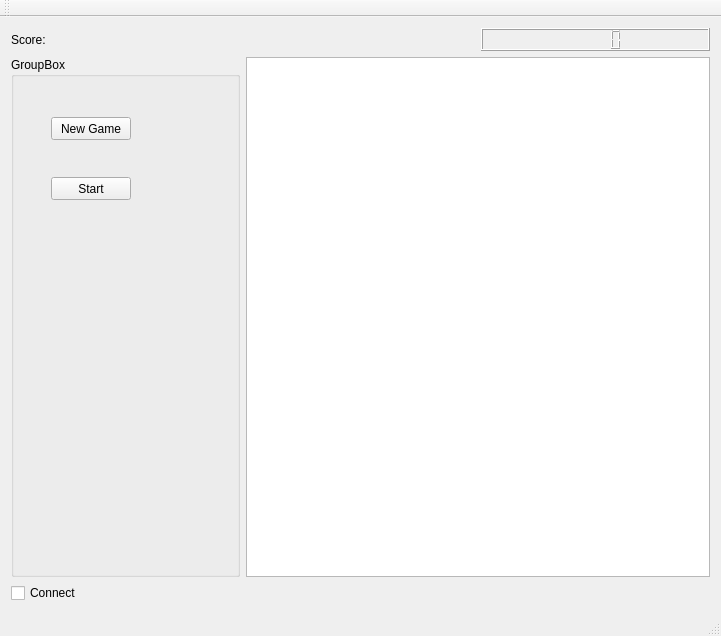
Qt form mainwindow.ui (kaajo/WccPong) before a commit.
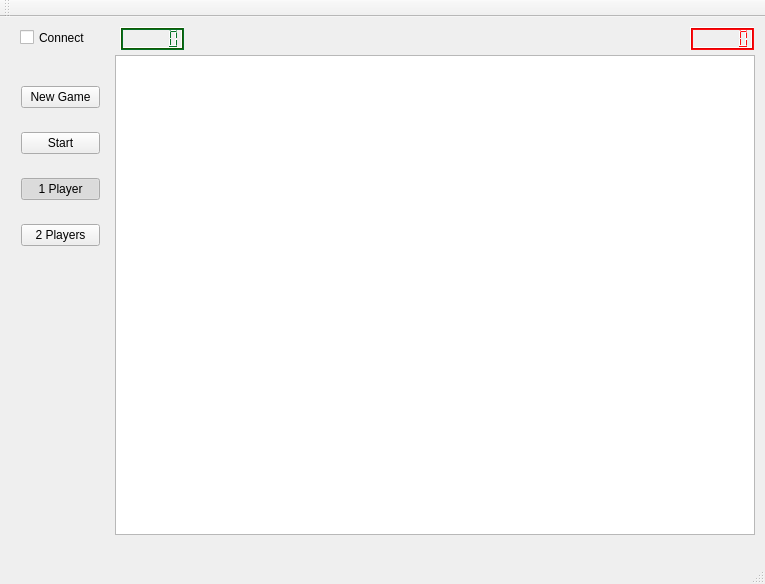
The same form after that commit.

```diff
--- a/mainwindow.ui
+++ b/mainwindow.ui
@@ -6,62 +6,310 @@
    <rect>
     <x>0</x>
     <y>0</y>
-    <width>721</width>
-    <height>636</height>
+    <width>765</width>
+    <height>584</height>
    </rect>
   </property>
+  <property name="minimumSize">
+   <size>
+    <width>765</width>
+    <height>584</height>
+   </size>
+  </property>
   <property name="windowTitle">
-   <string>MainWindow</string>
+   <string>WebCamCap PONG</string>
+  </property>
+  <property name="autoFillBackground">
+   <bool>false</bool>
+  </property>
+  <property name="dockOptions">
+   <set>QMainWindow::AllowTabbedDocks|QMainWindow::AnimatedDocks</set>
   </property>
   <widget class="QWidget" name="centralWidget">
-   <layout class="QGridLayout" name="gridLayout">
-    <item row="0" column="2">
-     <widget class="QLCDNumber" name="lcdNumber"/>
-    </item>
-    <item row="3" column="0">
-     <widget class="QCheckBox" name="checkBox">
-      <property name="text">
-       <string>Connect</string>
-      </property>
-     </widget>
-    </item>
-    <item row="2" column="1" colspan="2">
-     <widget class="QGraphicsView" name="boardView"/>
-    </item>
-    <item row="0" column="0">
-     <widget class="QLabel" name="label">
-      <property name="text">
-       <string>Score:</string>
-      </property>
-     </widget>
-    </item>
-    <item row="2" column="0">
-     <widget class="QGroupBox" name="groupBox">
-      <property name="title">
-       <string>GroupBox</string>
-      </property>
-      <widget class="QPushButton" name="pushButton">
-       <property name="geometry">
-        <rect>
-         <x>40</x>
-         <y>60</y>
-         <width>80</width>
-         <height>23</height>
-        </rect>
-       </property>
+   <widget class="QLCDNumber" name="lcdNumber">
+    <property name="geometry">
+     <rect>
+      <x>120</x>
+      <y>10</y>
+      <width>64</width>
+      <height>23</height>
+     </rect>
+    </property>
+    <property name="sizePolicy">
+     <sizepolicy hsizetype="Fixed" vsizetype="Fixed">
+      <horstretch>0</horstretch>
+      <verstretch>0</verstretch>
+     </sizepolicy>
+    </property>
+    <property name="palette">
+     <palette>
+      <active>
+       <colorrole role="WindowText">
+        <brush brushstyle="SolidPattern">
+         <color alpha="255">
+          <red>0</red>
+          <green>0</green>
+          <blue>0</blue>
+         </color>
+        </brush>
+       </colorrole>
+       <colorrole role="Button">
+        <brush brushstyle="SolidPattern">
+         <color alpha="255">
+          <red>35</red>
+          <green>34</green>
+          <blue>34</blue>
+         </color>
+        </brush>
+       </colorrole>
+       <colorrole role="Midlight">
+        <brush brushstyle="SolidPattern">
+         <color alpha="255">
+          <red>39</red>
+          <green>38</green>
+          <blue>37</blue>
+         </color>
+        </brush>
+       </colorrole>
+       <colorrole role="Dark">
+        <brush brushstyle="SolidPattern">
+         <color alpha="255">
+          <red>4</red>
+          <green>113</green>
+          <blue>38</blue>
+         </color>
+        </brush>
+       </colorrole>
+       <colorrole role="Mid">
+        <brush brushstyle="SolidPattern">
+         <color alpha="255">
+          <red>18</red>
+          <green>90</green>
+          <blue>4</blue>
+         </color>
+        </brush>
+       </colorrole>
+       <colorrole role="Text">
+        <brush brushstyle="SolidPattern">
+         <color alpha="255">
+          <red>0</red>
+          <green>0</green>
+          <blue>0</blue>
+         </color>
+        </brush>
+       </colorrole>
+       <colorrole role="ButtonText">
+        <brush brushstyle="SolidPattern">
+         <color alpha="255">
+          <red>0</red>
+          <green>0</green>
+          <blue>0</blue>
+         </color>
+        </brush>
+       </colorrole>
+      </active>
+      <inactive>
+       <colorrole role="WindowText">
+        <brush brushstyle="SolidPattern">
+         <color alpha="255">
+          <red>0</red>
+          <green>0</green>
+          <blue>0</blue>
+         </color>
+        </brush>
+       </colorrole>
+       <colorrole role="Button">
+        <brush brushstyle="SolidPattern">
+         <color alpha="255">
+          <red>35</red>
+          <green>34</green>
+          <blue>34</blue>
+         </color>
+        </brush>
+       </colorrole>
+       <colorrole role="Midlight">
+        <brush brushstyle="SolidPattern">
+         <color alpha="255">
+          <red>39</red>
+          <green>38</green>
+          <blue>37</blue>
+         </color>
+        </brush>
+       </colorrole>
+       <colorrole role="Dark">
+        <brush brushstyle="SolidPattern">
+         <color alpha="255">
+          <red>4</red>
+          <green>113</green>
+          <blue>38</blue>
+         </color>
+        </brush>
+       </colorrole>
+       <colorrole role="Mid">
+        <brush brushstyle="SolidPattern">
+         <color alpha="255">
+          <red>18</red>
+          <green>90</green>
+          <blue>4</blue>
+         </color>
+        </brush>
+       </colorrole>
+       <colorrole role="Text">
+        <brush brushstyle="SolidPattern">
+         <color alpha="255">
+          <red>0</red>
+          <green>0</green>
+          <blue>0</blue>
+         </color>
+        </brush>
+       </colorrole>
+       <colorrole role="ButtonText">
+        <brush brushstyle="SolidPattern">
+         <color alpha="255">
+          <red>0</red>
+          <green>0</green>
+          <blue>0</blue>
+         </color>
+        </brush>
+       </colorrole>
+      </inactive>
+      <disabled>
+       <colorrole role="WindowText">
+        <brush brushstyle="SolidPattern">
+         <color alpha="255">
+          <red>4</red>
+          <green>113</green>
+          <blue>38</blue>
+         </color>
+        </brush>
+       </colorrole>
+       <colorrole role="Button">
+        <brush brushstyle="SolidPattern">
+         <color alpha="255">
+          <red>35</red>
+          <green>34</green>
+          <blue>34</blue>
+         </color>
+        </brush>
+       </colorrole>
+       <colorrole role="Midlight">
+        <brush brushstyle="SolidPattern">
+         <color alpha="255">
+          <red>39</red>
+          <green>38</green>
+          <blue>37</blue>
+         </color>
+        </brush>
+       </colorrole>
+       <colorrole role="Dark">
+        <brush brushstyle="SolidPattern">
+         <color alpha="255">
+          <red>4</red>
+          <green>113</green>
+          <blue>38</blue>
+         </color>
+        </brush>
+       </colorrole>
+       <colorrole role="Mid">
+        <brush brushstyle="SolidPattern">
+         <color alpha="255">
+          <red>18</red>
+          <green>90</green>
+          <blue>4</blue>
+         </color>
+        </brush>
+       </colorrole>
+       <colorrole role="Text">
+        <brush brushstyle="SolidPattern">
+         <color alpha="255">
+          <red>4</red>
+          <green>113</green>
+          <blue>38</blue>
+         </color>
+        </brush>
+       </colorrole>
+       <colorrole role="ButtonText">
+        <brush brushstyle="SolidPattern">
+         <color alpha="255">
+          <red>4</red>
+          <green>113</green>
+          <blue>38</blue>
+         </color>
+        </brush>
+       </colorrole>
+      </disabled>
+     </palette>
+    </property>
+    <property name="midLineWidth">
+     <number>1</number>
+    </property>
+    <property name="smallDecimalPoint">
+     <bool>true</bool>
+    </property>
+    <property name="segmentStyle">
+     <enum>QLCDNumber::Outline</enum>
+    </property>
+   </widget>
+   <widget class="QGraphicsView" name="boardView">
+    <property name="geometry">
+     <rect>
+      <x>115</x>
+      <y>38</y>
+      <width>640</width>
+      <height>480</height>
+     </rect>
+    </property>
+    <property name="sizePolicy">
+     <sizepolicy hsizetype="Preferred" vsizetype="Preferred">
+      <horstretch>0</horstretch>
+      <verstretch>0</verstretch>
+     </sizepolicy>
+    </property>
+    <property name="minimumSize">
+     <size>
+      <width>320</width>
+      <height>240</height>
+     </size>
+    </property>
+    <property name="baseSize">
+     <size>
+      <width>320</width>
+      <height>240</height>
+     </size>
+    </property>
+   </widget>
+   <widget class="QCheckBox" name="checkBox">
+    <property name="geometry">
+     <rect>
+      <x>20</x>
+      <y>10</y>
+      <width>75</width>
+      <height>21</height>
+     </rect>
+    </property>
+    <property name="text">
+     <string>Connect</string>
+    </property>
+   </widget>
+   <widget class="QWidget" name="verticalLayoutWidget">
+    <property name="geometry">
+     <rect>
+      <x>10</x>
+      <y>40</y>
+      <width>101</width>
+      <height>221</height>
+     </rect>
+    </property>
+    <layout class="QVBoxLayout" name="verticalLayout">
+     <item>
+      <widget class="QPushButton" name="NewGame">
        <property name="text">
         <string>New Game</string>
        </property>
       </widget>
+     </item>
+     <item>
       <widget class="QPushButton" name="Start">
-       <property name="geometry">
-        <rect>
-         <x>40</x>
-         <y>120</y>
-         <width>80</width>
-         <height>23</height>
-        </rect>
-       </property>
        <property name="text">
         <string>Start</string>
        </property>
@@ -69,9 +317,277 @@
         <bool>true</bool>
        </property>
       </widget>
-     </widget>
-    </item>
-   </layout>
+     </item>
+     <item>
+      <widget class="QPushButton" name="OnePlayer">
+       <property name="text">
+        <string>1 Player</string>
+       </property>
+       <property name="checkable">
+        <bool>true</bool>
+       </property>
+       <property name="checked">
+        <bool>true</bool>
+       </property>
+       <property name="autoExclusive">
+        <bool>true</bool>
+       </property>
+      </widget>
+     </item>
+     <item>
+      <widget class="QPushButton" name="TwoPlayers">
+       <property name="text">
+        <string>2 Players</string>
+       </property>
+       <property name="checkable">
+        <bool>true</bool>
+       </property>
+       <property name="checked">
+        <bool>false</bool>
+       </property>
+       <property name="autoExclusive">
+        <bool>true</bool>
+       </property>
+       <property name="autoDefault">
+        <bool>false</bool>
+       </property>
+      </widget>
+     </item>
+    </layout>
+   </widget>
+   <widget class="QLCDNumber" name="lcdNumber2">
+    <property name="geometry">
+     <rect>
+      <x>690</x>
+      <y>10</y>
+      <width>64</width>
+      <height>23</height>
+     </rect>
+    </property>
+    <property name="sizePolicy">
+     <sizepolicy hsizetype="Fixed" vsizetype="Fixed">
+      <horstretch>0</horstretch>
+      <verstretch>0</verstretch>
+     </sizepolicy>
+    </property>
+    <property name="palette">
+     <palette>
+      <active>
+       <colorrole role="WindowText">
+        <brush brushstyle="SolidPattern">
+         <color alpha="255">
+          <red>0</red>
+          <green>0</green>
+          <blue>0</blue>
+         </color>
+        </brush>
+       </colorrole>
+       <colorrole role="Button">
+        <brush brushstyle="SolidPattern">
+         <color alpha="255">
+          <red>35</red>
+          <green>34</green>
+          <blue>34</blue>
+         </color>
+        </brush>
+       </colorrole>
+       <colorrole role="Midlight">
+        <brush brushstyle="SolidPattern">
+         <color alpha="255">
+          <red>39</red>
+          <green>38</green>
+          <blue>37</blue>
+         </color>
+        </brush>
+       </colorrole>
+       <colorrole role="Dark">
+        <brush brushstyle="SolidPattern">
+         <color alpha="255">
+          <red>255</red>
+          <green>11</green>
+          <blue>15</blue>
+         </color>
+        </brush>
+       </colorrole>
+       <colorrole role="Mid">
+        <brush brushstyle="SolidPattern">
+         <color alpha="255">
+          <red>229</red>
+          <green>0</green>
+          <blue>3</blue>
+         </color>
+        </brush>
+       </colorrole>
+       <colorrole role="Text">
+        <brush brushstyle="SolidPattern">
+         <color alpha="255">
+          <red>0</red>
+          <green>0</green>
+          <blue>0</blue>
+         </color>
+        </brush>
+       </colorrole>
+       <colorrole role="ButtonText">
+        <brush brushstyle="SolidPattern">
+         <color alpha="255">
+          <red>0</red>
+          <green>0</green>
+          <blue>0</blue>
+         </color>
+        </brush>
+       </colorrole>
+      </active>
+      <inactive>
+       <colorrole role="WindowText">
+        <brush brushstyle="SolidPattern">
+         <color alpha="255">
+          <red>0</red>
+          <green>0</green>
+          <blue>0</blue>
+         </color>
+        </brush>
+       </colorrole>
+       <colorrole role="Button">
+        <brush brushstyle="SolidPattern">
+         <color alpha="255">
+          <red>35</red>
+          <green>34</green>
+          <blue>34</blue>
+         </color>
+        </brush>
+       </colorrole>
+       <colorrole role="Midlight">
+        <brush brushstyle="SolidPattern">
+         <color alpha="255">
+          <red>39</red>
+          <green>38</green>
+          <blue>37</blue>
+         </color>
+        </brush>
+       </colorrole>
+       <colorrole role="Dark">
+        <brush brushstyle="SolidPattern">
+         <color alpha="255">
+          <red>255</red>
+          <green>11</green>
+          <blue>15</blue>
+         </color>
+        </brush>
+       </colorrole>
+       <colorrole role="Mid">
+        <brush brushstyle="SolidPattern">
+         <color alpha="255">
+          <red>229</red>
+          <green>0</green>
+          <blue>3</blue>
+         </color>
+        </brush>
+       </colorrole>
+       <colorrole role="Text">
+        <brush brushstyle="SolidPattern">
+         <color alpha="255">
+          <red>0</red>
+          <green>0</green>
+          <blue>0</blue>
+         </color>
+        </brush>
+       </colorrole>
+       <colorrole role="ButtonText">
+        <brush brushstyle="SolidPattern">
+         <color alpha="255">
+          <red>0</red>
+          <green>0</green>
+          <blue>0</blue>
+         </color>
+        </brush>
+       </colorrole>
+      </inactive>
+      <disabled>
+       <colorrole role="WindowText">
+        <brush brushstyle="SolidPattern">
+         <color alpha="255">
+          <red>255</red>
+          <green>11</green>
+          <blue>15</blue>
+         </color>
+        </brush>
+       </colorrole>
+       <colorrole role="Button">
+        <brush brushstyle="SolidPattern">
+         <color alpha="255">
+          <red>35</red>
+          <green>34</green>
+          <blue>34</blue>
+         </color>
+        </brush>
+       </colorrole>
+       <colorrole role="Midlight">
+        <brush brushstyle="SolidPattern">
+         <color alpha="255">
+          <red>39</red>
+          <green>38</green>
+          <blue>37</blue>
+         </color>
+        </brush>
+       </colorrole>
+       <colorrole role="Dark">
+        <brush brushstyle="SolidPattern">
+         <color alpha="255">
+          <red>255</red>
+          <green>11</green>
+          <blue>15</blue>
+         </color>
+        </brush>
+       </colorrole>
+       <colorrole role="Mid">
+        <brush brushstyle="SolidPattern">
+         <color alpha="255">
+          <red>229</red>
+          <green>0</green>
+          <blue>3</blue>
+         </color>
+        </brush>
+       </colorrole>
+       <colorrole role="Text">
+        <brush brushstyle="SolidPattern">
+         <color alpha="255">
+          <red>255</red>
+          <green>11</green>
+          <blue>15</blue>
+         </color>
+        </brush>
+       </colorrole>
+       <colorrole role="ButtonText">
+        <brush brushstyle="SolidPattern">
+         <color alpha="255">
+          <red>255</red>
+          <green>11</green>
+          <blue>15</blue>
+         </color>
+        </brush>
+       </colorrole>
+      </disabled>
+     </palette>
+    </property>
+    <property name="lineWidth">
+     <number>1</number>
+    </property>
+    <property name="midLineWidth">
+     <number>1</number>
+    </property>
+    <property name="smallDecimalPoint">
+     <bool>true</bool>
+    </property>
+    <property name="digitCount">
+     <number>5</number>
+    </property>
+    <property name="segmentStyle">
+     <enum>QLCDNumber::Outline</enum>
+    </property>
+    <property name="value" stdset="0">
+     <double>0.000000000000000</double>
+    </property>
+   </widget>
   </widget>
   <widget class="QMenuBar" name="menuBar">
    <property name="geometry">
```
Left out of the diff: 2 changed lines with no effect on the pictures.
